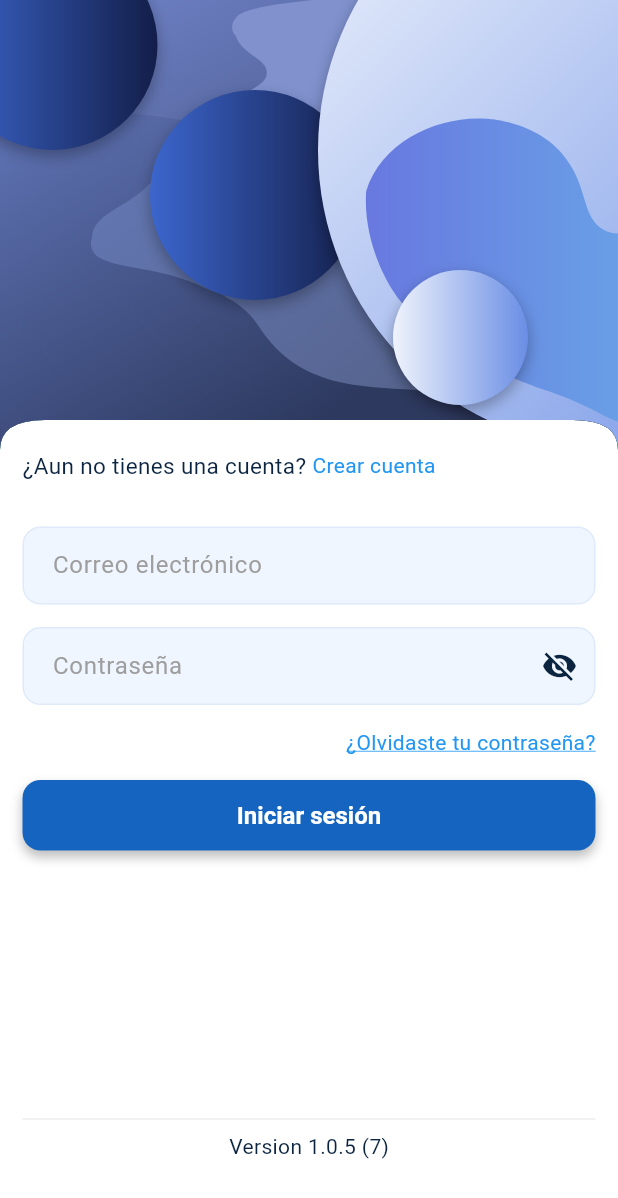
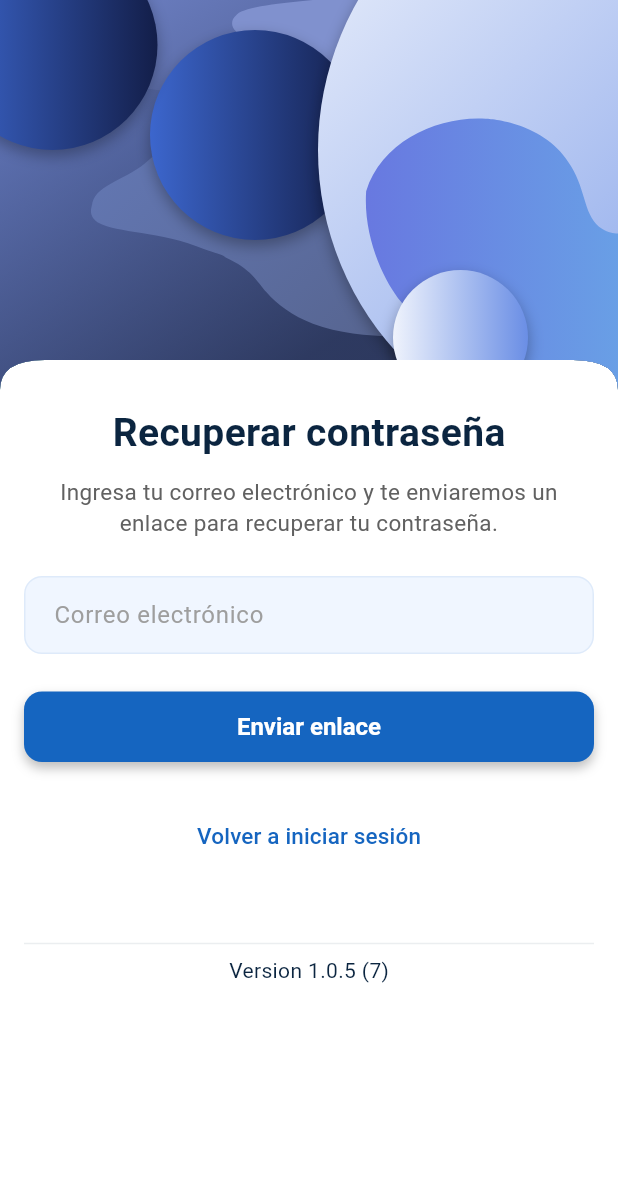
Before and after one commit to areascript22/read-mind, a Flutter app: the screen it shows after launch, after a tap on "¿Olvidaste tu contraseña?", on a phone screen of 412 x 824 dp. Shown: the top 1198 px of the screen. Run offline on Flutter 3.47's test engine with Material 3 defaults, Android fonts, the phone set to English and light mode, and no system bars; our stand-ins replace badges, bloc, equatable, firebase_core, firebase_messaging, fl_chart and 16 more; accounts and stored records are empty; network calls fail.

Commit message:
feat: reset password feature ready

```diff
--- a/lib/core/routing/app_router.dart
+++ b/lib/core/routing/app_router.dart
@@ -4,6 +4,7 @@ import 'package:client_app/features/auth/presentation/bloc/auth_bloc.dart';
 import 'package:client_app/features/auth/presentation/cubit/app_version_cubit/app_version_cubit.dart';
 import 'package:client_app/features/auth/presentation/cubit/notifications_cubit/notifications_cubit.dart';
 import 'package:client_app/features/auth/presentation/pages/auth_wrapper.dart';
+import 'package:client_app/features/auth/presentation/pages/recover_password_page.dart';
 import 'package:client_app/features/auth/presentation/pages/sign_in_page.dart';
 import 'package:client_app/features/auth/presentation/pages/sign_up_page.dart';
 import 'package:client_app/features/auth/presentation/pages/splash_screen.dart';
@@ -68,6 +69,10 @@ class AppRouter {
           GoRoute(
             path: RouteNames.signIn,
             builder: (context, state) => SignInPage(),
+          ),
+          GoRoute(
+            path: RouteNames.recoverPassword,
+            builder: (context, state) => RecoverPasswordPage(),
           ),
           GoRoute(
             path: RouteNames.signUp,
--- a/lib/core/routing/route_names.dart
+++ b/lib/core/routing/route_names.dart
@@ -5,6 +5,7 @@ class RouteNames {
   static const notificationHistory = '/notificationHistory';
   static const signUp = '/signUp';
   static const signIn = '/signIn';
+  static const recoverPassword = '/recoverPassword';
 
   static const createCourse = '/createCourse';
   static const enrollCourse = '/enrollCourse';
--- a/lib/features/auth/domain/repositories/auth_repository.dart
+++ b/lib/features/auth/domain/repositories/auth_repository.dart
@@ -17,4 +17,5 @@ abstract interface class AuthRepository {
   });
 
   Future<Either<Failure, UserEntity>> getCurrentUser();
+  Future<Either<Failure, String>> forgotPassword({required String email});
 }
--- a/lib/features/auth/presentation/bloc/auth_bloc.dart
+++ b/lib/features/auth/presentation/bloc/auth_bloc.dart
@@ -1,6 +1,7 @@
 import 'package:bloc/bloc.dart';
 import 'package:client_app/core/common/cubits/app_user/app_user_cubit.dart';
 import 'package:client_app/core/common/entities/user_entity.dart';
+import 'package:client_app/features/auth/domain/repositories/auth_repository.dart';
 import 'package:client_app/features/auth/domain/usecases/current_user.dart';
 import 'package:client_app/features/auth/domain/usecases/user_sign_in.dart';
 import 'package:client_app/features/auth/domain/usecases/user_sign_up.dart';
@@ -16,16 +17,20 @@ class AuthBloc extends Bloc<AuthEvent, AuthState> {
   final CurrentUser currentUser;
   final AppUserCubit appUserCubit;
 
+  final AuthRepository authRepository;
+
   AuthBloc(
     this.userSignIn,
     this.userSignUp,
     this.currentUser,
-    this.appUserCubit,
-  ) : super(AuthInitialState()) {
+    this.appUserCubit, {
+    required this.authRepository,
+  }) : super(AuthInitialState()) {
     on<AuthEvent>((event, emit) => emit(AuthLoadingState()));
     on<AuthSignInEvent>(_onAuthSignIn);
     on<AuthIsUserLoggedIn>(_onAuthUserIsLoggedIn);
     on<AuthSignUpEvent>(_onAuthSignUp);
+    on<AuthUserForgotPassword>(_userForgotPassword);
   }
 
   void _onAuthSignIn(AuthSignInEvent event, Emitter<AuthState> emit) async {
@@ -73,4 +78,15 @@ class AuthBloc extends Bloc<AuthEvent, AuthState> {
     appUserCubit.updateUser(userEntity);
     emit(AuthSuccessState(userEntity));
   }
+
+  void _userForgotPassword(
+    AuthUserForgotPassword event,
+    Emitter<AuthState> emit,
+  ) async {
+    final response = await authRepository.forgotPassword(email: event.email);
+    response.fold(
+      (l) => emit(AuthFailureState(l.message)),
+      (r) => emit(AuthResetPasswordLinkSent(message: r)),
+    );
+  }
 }
--- a/lib/features/auth/presentation/bloc/auth_event.dart
+++ b/lib/features/auth/presentation/bloc/auth_event.dart
@@ -24,6 +24,10 @@ final class AuthSignUpEvent extends AuthEvent {
   });
 }
 
-final class AuthIsUserLoggedIn extends AuthEvent{
+final class AuthIsUserLoggedIn extends AuthEvent {}
 
+final class AuthUserForgotPassword extends AuthEvent {
+  final String email;
+
+  AuthUserForgotPassword({required this.email});
 }
--- a/lib/features/auth/presentation/bloc/auth_state.dart
+++ b/lib/features/auth/presentation/bloc/auth_state.dart
@@ -16,3 +16,9 @@ final class AuthFailureState extends AuthState {
   final String message;
   AuthFailureState(this.message);
 }
+
+final class AuthResetPasswordLinkSent extends AuthState {
+  final String message;
+
+  AuthResetPasswordLinkSent({required this.message});
+}
--- /dev/null
+++ b/lib/features/auth/presentation/pages/recover_password_page.dart
@@ -0,0 +1,188 @@
+import 'package:client_app/core/common/utils/toast_util.dart';
+import 'package:client_app/features/auth/presentation/bloc/auth_bloc.dart';
+import 'package:client_app/features/auth/presentation/widgets/dialog_reset_pass_link.dart';
+import 'package:client_app/shared/widgets/loader_indicator.dart';
+import 'package:flutter/material.dart';
+import 'package:flutter_bloc/flutter_bloc.dart';
+import 'package:go_router/go_router.dart';
+import '../../../../core/common/widget/app_version.dart';
+import '../../../../core/common/widget/custom_button.dart';
+import '../../../../core/routing/route_names.dart';
+import '../widgets/auth_text_field.dart';
+import '../widgets/background1.dart';
+
+class RecoverPasswordPage extends StatefulWidget {
+  const RecoverPasswordPage({super.key});
+
+  @override
+  State<RecoverPasswordPage> createState() => _RecoverPasswordPageState();
+}
+
+class _RecoverPasswordPageState extends State<RecoverPasswordPage> {
+  final emailController = TextEditingController();
+  final formKey = GlobalKey<FormState>();
+
+  @override
+  void dispose() {
+    emailController.dispose();
+    super.dispose();
+  }
+
+  @override
+  Widget build(BuildContext context) {
+    return Scaffold(
+      backgroundColor: Colors.white,
+      resizeToAvoidBottomInset: true,
+      body: SingleChildScrollView(
+        child: Column(
+          children: [
+            ClipPath(
+              clipper: _RecoverClipper(verticalPosition: 100),
+              child: Container(
+                height: 260,
+                color: Colors.green,
+                child: const Background1(),
+              ),
+            ),
+
+            _buildForm(context),
+          ],
+        ),
+      ),
+    );
+  }
+
+  Widget _buildForm(BuildContext context) {
+    return Padding(
+      padding: const EdgeInsets.symmetric(horizontal: 16),
+      child: Form(
+        key: formKey,
+        child: Column(
+          children: [
+            const SizedBox(height: 10),
+
+            const Text(
+              "Recuperar contraseña",
+              style: TextStyle(fontSize: 26, fontWeight: FontWeight.bold),
+            ),
+
+            const SizedBox(height: 10),
+
+            // Subtitle
+            Text(
+              "Ingresa tu correo electrónico y te enviaremos un enlace para recuperar tu contraseña.",
+              textAlign: TextAlign.center,
+              style: TextStyle(color: Colors.grey[700], fontSize: 15),
+            ),
+
+            const SizedBox(height: 25),
+
+            AuthTextField(
+              textEditingController: emailController,
+              textInputType: TextInputType.emailAddress,
+              hintText: "Correo electrónico",
+              validator: (value) {
+                value = value?.trim();
+                if (value == null || value.isEmpty) {
+                  return 'Por favor ingrese su correo electrónico';
+                }
+                const pattern =
+                    r'^[a-zA-Z0-9._%+-]+@[a-zA-Z0-9.-]+\.[a-zA-Z]{2,}$';
+                if (!RegExp(pattern).hasMatch(value)) {
+                  return 'Correo electrónico inválido';
+                }
+                return null;
+              },
+            ),
+
+            const SizedBox(height: 25),
+
+            BlocConsumer<AuthBloc, AuthState>(
+              builder: (context, state) {
+                bool isLoading = state is AuthLoadingState;
+
+                return CustomButton(
+                  onTap:
+                      !isLoading
+                          ? () {
+                            if (formKey.currentState?.validate() ?? false) {
+                              context.read<AuthBloc>().add(
+                                AuthUserForgotPassword(
+                                  email: emailController.text.trim(),
+                                ),
+                              );
+                            }
+                          }
+                          : () {},
+                  child:
+                      !isLoading
+                          ? const Text("Enviar enlace")
+                          : LoaderIndicator(spinnerColor: Colors.blueAccent),
+                );
+              },
+              listener: (context, state) {
+                if (state is AuthFailureState) {
+                  ToastMessageUtil.showToast(state.message, context);
+                }
+                if (state is AuthResetPasswordLinkSent) {
+                  showResetPasswordLink(context);
+                  emailController.clear();
+                }
+              },
+            ),
+
+            const SizedBox(height: 25),
+
+            // Back to Sign In
+            TextButton(
+              onPressed: () => context.go(RouteNames.signIn),
+              child: const Text(
+                "Volver a iniciar sesión",
+                style: TextStyle(fontSize: 15),
+              ),
+            ),
+
+            const SizedBox(height: 40),
+
+            const Divider(),
+            const AppVersion(),
+          ],
+        ),
+      ),
+    );
+  }
+}
+
+class _RecoverClipper extends CustomClipper<Path> {
+  final double verticalPosition;
+  final double radius;
+
+  _RecoverClipper({required this.verticalPosition, this.radius = 30});
+
+  @override
+  Path getClip(Size size) {
+    final path = Path();
+    final y = (verticalPosition.clamp(0, 100) / 100) * size.height;
+
+    path.lineTo(0, y);
+
+    // Left curve
+    path.quadraticBezierTo(0, y - 20, radius, y - 20);
+
+    final rightStart = Offset(size.width - radius, y - 20);
+    path.lineTo(rightStart.dx, rightStart.dy);
+
+    // Right curve
+    path.quadraticBezierTo(size.width, y - 20, size.width, y);
+
+    path.lineTo(size.width, 0);
+    path.close();
+    return path;
+  }
+
+  @override
+  bool shouldReclip(covariant _RecoverClipper oldClipper) {
+    return oldClipper.verticalPosition != verticalPosition ||
+        oldClipper.radius != radius;
+  }
+}
--- a/lib/features/auth/presentation/pages/sign_in_page.dart
+++ b/lib/features/auth/presentation/pages/sign_in_page.dart
@@ -130,15 +130,29 @@ class _SignInPageState extends State<SignInPage> {
                       },
                     ),
 
-                    //Forgot password
                     const SizedBox(height: 15),
-                    Row(
+                    _buildForgotPassword(context),
+                    const SizedBox(height: 15),
+                    _buildSignInButton(),
+                  ],
+                ),
+
+                //Bottom part
+                Column(children: [Divider(), AppVersion()]),
+              ],
+            ),
+          ),
+        ),
+      ),
+    );
+  }
+
+  Row _buildForgotPassword(BuildContext context) {
+    return Row(
       mainAxisAlignment: MainAxisAlignment.end,
       children: [
         GestureDetector(
-                          onTap: () {
-                            //Navigate to Password recovery Page
-                          },
+          onTap: () => context.go(RouteNames.recoverPassword),
           child: const Text(
             "¿Olvidaste tu contraseña?",
             style: TextStyle(
@@ -150,22 +164,17 @@ class _SignInPageState extends State<SignInPage> {
           ),
         ),
       ],
-                    ),
+    );
+  }
 
-                    //Sign In Button
-                    const SizedBox(height: 15),
-                    BlocConsumer<AuthBloc, AuthState>(
+  BlocConsumer<AuthBloc, AuthState> _buildSignInButton() {
+    return BlocConsumer<AuthBloc, AuthState>(
       listener: (context, state) {
         if (state is AuthFailureState) {
           ToastMessageUtil.showToast(state.message, context);
         }
 
         if (state is AuthSuccessState) {
-                          // if (!state.userEntity.emailVerified) {
-                          //   context.go(RouteNames.authWrapper);
-                          //   return;
-                          // }
-                          // context.go(RouteNames.home);
           context.go(RouteNames.authWrapper);
         }
       },
@@ -175,18 +184,13 @@ class _SignInPageState extends State<SignInPage> {
               state is AuthLoadingState
                   ? () {}
                   : () {
-                                    if (formKey.currentState?.validate() ??
-                                        false) {
+                    if (formKey.currentState?.validate() ?? false) {
                       if (mounted) {
                         context.read<AuthBloc>().add(
                           AuthSignInEvent(
                             email:
-                                                emailTextController.text
-                                                    .trim()
-                                                    .toLowerCase(),
-                                            password:
-                                                passwordTextController.text
-                                                    .trim(),
+                                emailTextController.text.trim().toLowerCase(),
+                            password: passwordTextController.text.trim(),
                           ),
                         );
                       }
@@ -205,17 +209,6 @@ class _SignInPageState extends State<SignInPage> {
                   : Text("Iniciar sesión"),
         );
       },
-                    ),
-                  ],
-                ),
-
-                //Bottom part
-                Column(children: [Divider(), AppVersion()]),
-              ],
-            ),
-          ),
-        ),
-      ),
     );
   }
 }
--- a/lib/init_dependencies.dart
+++ b/lib/init_dependencies.dart
@@ -128,6 +128,7 @@ void _initAuth() {
       serviceLocator(),
       serviceLocator(),
       serviceLocator(),
+      authRepository: serviceLocator(),
     ),
   );
 
```
Also changed, not shown: lib/features/auth/data/repositories/auth_repository_impl.dart (+37 -0 lines), lib/features/auth/presentation/pages/sign_up_page.dart (+0 -7 lines), lib/features/auth/presentation/widgets/dialog_reset_pass_link.dart (added, +85 -0 lines). Lines whose indentation alone changed are shown as unchanged.
